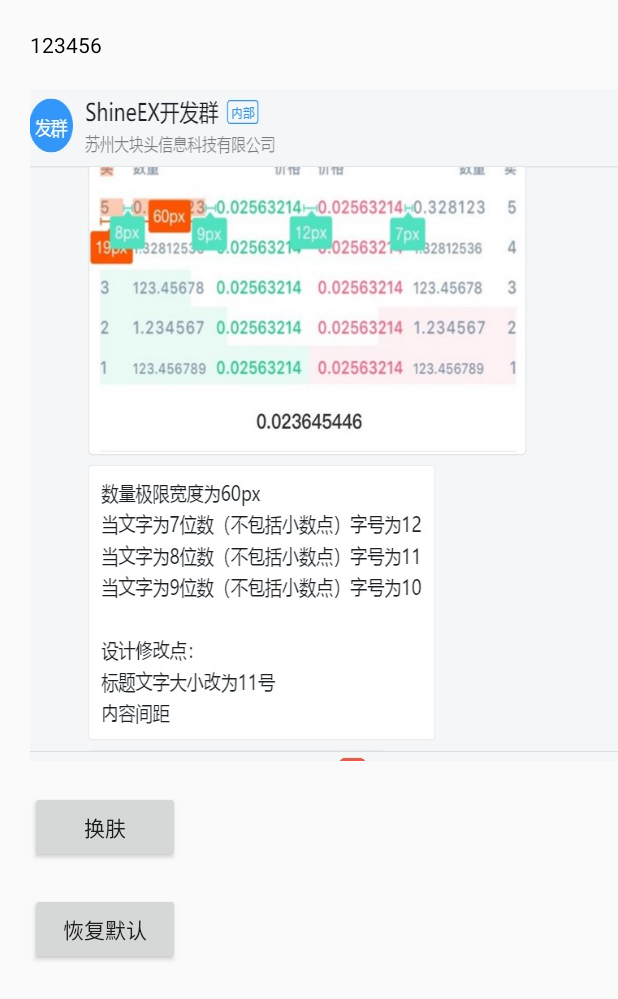
After one commit to QianChaoha/cqian, an Android app: the layout activity_skin.xml on its own in the app's theme, with its tools: preview values and no code run, on a phone screen of 412 x 824 dp. The commit adds this screen. Shown: the top 999 px of the screen. Run offline under Robolectric (Android 15) with nearby library versions, the phone set to English and light mode, and no system bars.

Commit message:
首页结构调整

```diff
--- a/app/src/main/AndroidManifest.xml
+++ b/app/src/main/AndroidManifest.xml
@@ -13,13 +13,14 @@
         android:supportsRtl="true"
         android:name=".AppApplication"
         android:theme="@style/AppTheme">
-        <activity android:name="com.cqian.app.MainActivity">
+        <activity android:name="com.cqian.app.activity.MainActivity">
             <intent-filter>
                 <action android:name="android.intent.action.MAIN" />
 
                 <category android:name="android.intent.category.LAUNCHER" />
             </intent-filter>
         </activity>
+        <activity android:name=".activity.SkinActivity" />
     </application>
 
 </manifest>
--- /dev/null
+++ b/app/src/main/res/layout/activity_skin.xml
@@ -0,0 +1,37 @@
+<?xml version="1.0" encoding="utf-8"?>
+<LinearLayout xmlns:android="http://schemas.android.com/apk/res/android"
+    xmlns:tools="http://schemas.android.com/tools"
+    android:id="@+id/llRoot"
+    android:layout_width="match_parent"
+    android:layout_height="match_parent"
+    android:orientation="vertical"
+    android:paddingLeft="20dp">
+
+    <TextView
+        android:layout_width="100dp"
+        android:layout_height="wrap_content"
+        android:layout_marginTop="20dp"
+        android:text="123456"
+        android:textColor="@color/colorAccent" />
+
+    <ImageView
+        android:layout_width="wrap_content"
+        android:layout_height="wrap_content"
+        android:layout_marginTop="20dp"
+        android:background="@mipmap/pic" />
+
+    <Button
+        android:id="@+id/btChangeSkin"
+        android:layout_width="100dp"
+        android:layout_height="wrap_content"
+        android:layout_marginTop="20dp"
+        android:text="换肤" />
+
+    <Button
+        android:id="@+id/btRestoreDefault"
+        android:layout_width="100dp"
+        android:layout_height="wrap_content"
+        android:layout_marginTop="20dp"
+        android:text="恢复默认" />
+
+</LinearLayout>
```
Also changed, not shown: app/src/main/java/com/cqian/app/activity/MainActivity.java (added, +39 -0 lines), app/src/main/java/com/cqian/app/activity/SkinActivity.java (renamed from app/src/main/java/com/cqian/app/MainActivity.java, +10 -3 lines), app/src/main/res/layout/activity_main.xml (+6 -22 lines).
